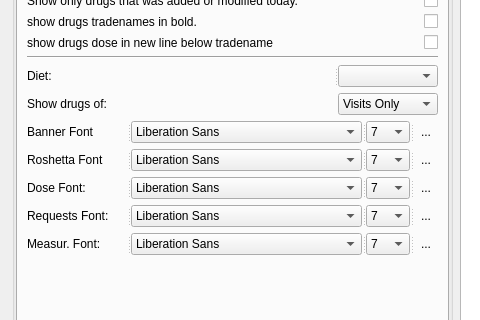
Before: the Qt Designer form qtemr/printdrugs.ui in dr3mro/SmartClinic, drawn with Qt 5; both pictures show x 0 to 480 and y 264 to 584 of the 1184 by 898 pixel window.
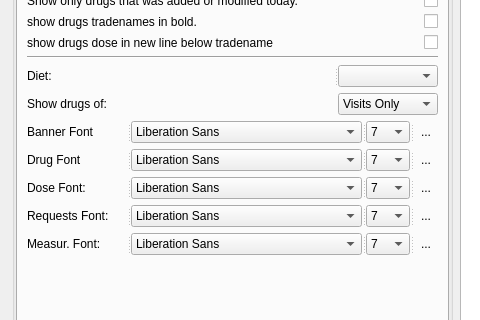
After: the same form once the commit is applied. Icons and pictures are not drawn. Custom widgets are drawn as their Qt base class.

Diff of the .ui file:
```diff
--- a/qtemr/printdrugs.ui
+++ b/qtemr/printdrugs.ui
@@ -593,7 +593,7 @@
                  </size>
                 </property>
                 <property name="text">
-                 <string>Roshetta Font</string>
+                 <string>Drug Font</string>
                 </property>
                </widget>
                <widget class="mFontComboBox" name="roshettaFontName">
```
